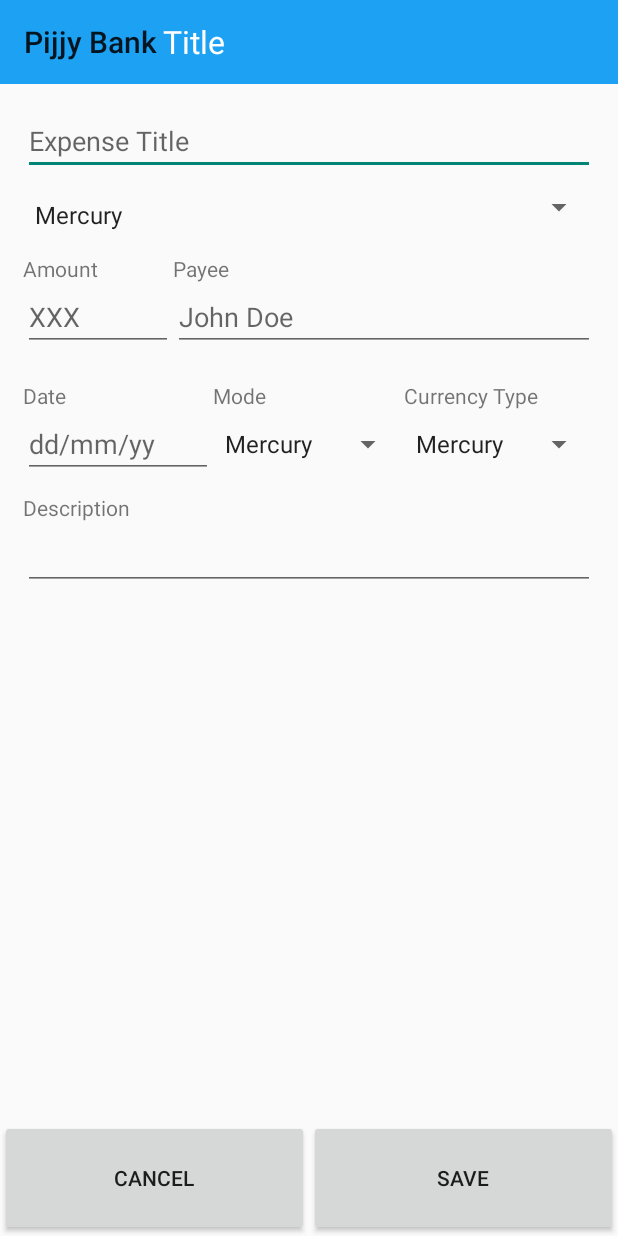
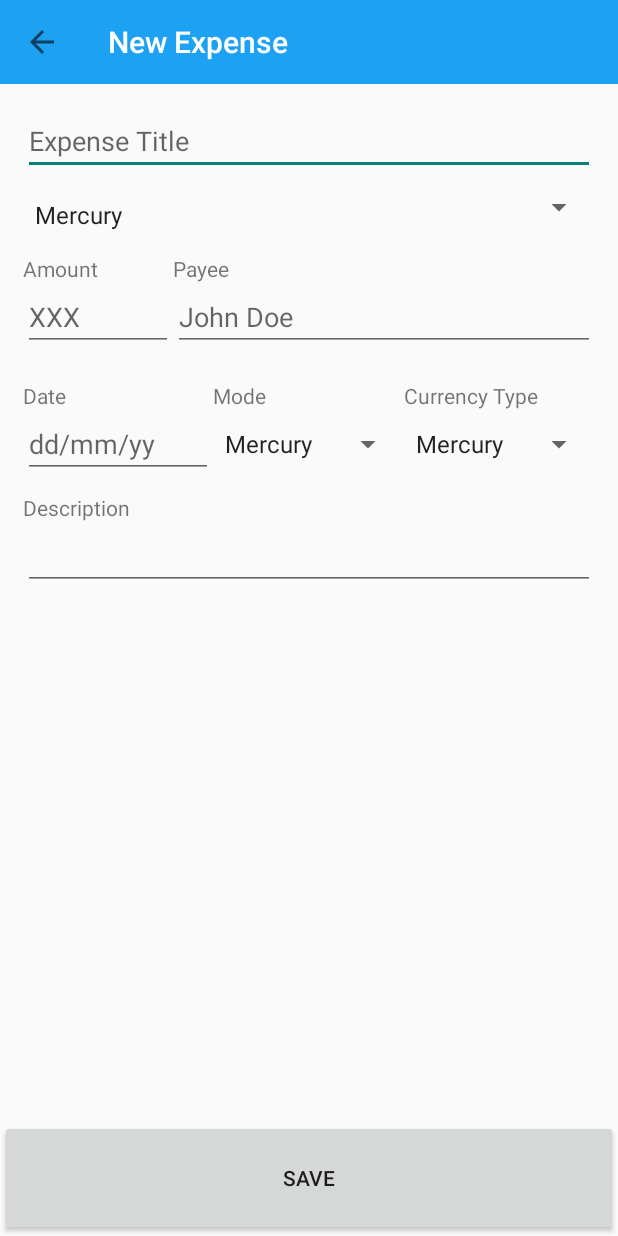
Before and after one commit to jashgopani/PijjyBank, an Android app: the AddExpenseActivity screen opened directly, with no data from a screen before it, on a phone screen of 412 x 824 dp. Run offline under Robolectric (Android 15) with nearby library versions, the phone set to English and light mode, and no system bars; our stand-ins replace Firebase (no records; nobody signed in at launch, a user with empty details on screens opened directly).

```diff
--- a/app/src/main/java/com/example/android/pijjybank/AddExpenseActivity.java
+++ b/app/src/main/java/com/example/android/pijjybank/AddExpenseActivity.java
@@ -8,57 +8,66 @@ import android.view.View;
 import android.widget.ArrayAdapter;
 import android.widget.Button;
 import android.widget.Spinner;
-import android.widget.TextView;
 
-import com.google.firebase.auth.FirebaseAuth;
+import com.google.firebase.database.DatabaseReference;
+import com.google.firebase.database.FirebaseDatabase;
 
 public class AddExpenseActivity extends AppCompatActivity {
-    FirebaseAuth firebaseAuth;
-    private TextView appbarTitle;
-    private Button cancel;
+    DatabaseReference database;
+    Button save;
     private Spinner category, mode, currencyType;
-
+    static int count;
     @Override
     protected void onCreate(Bundle savedInstanceState) {
+        count=0;
         super.onCreate(savedInstanceState);
         setContentView(R.layout.activity_add_expense);
 
         Toolbar toolbar = findViewById(R.id.addexpense_appbar);
         setSupportActionBar(toolbar);
+        getSupportActionBar().setDisplayHomeAsUpEnabled(true);
+        getSupportActionBar().setDisplayShowHomeEnabled(true);
 
         //spinner wala stuff
         category = (Spinner) findViewById(R.id.expenseCategory);
-        // Create an ArrayAdapter using the string array and a default spinner layout
-        ArrayAdapter<CharSequence> adapter1 = ArrayAdapter.createFromResource(this,R.array.expenseCategory_array, android.R.layout.simple_spinner_item);
-        // Specify the layout to use when the list of choices appears
-        adapter1.setDropDownViewResource(android.R.layout.simple_spinner_dropdown_item);
-        // Apply the adapter to the spinner
-        category.setAdapter(adapter1);
+        ArrayAdapter<CharSequence> adapter1 = ArrayAdapter.createFromResource(this,R.array.expenseCategory_array, android.R.layout.simple_spinner_item);// Create an ArrayAdapter using the string array and a default spinner layout
+        adapter1.setDropDownViewResource(android.R.layout.simple_spinner_dropdown_item);// Specify the layout to use when the list of choices appears
+        category.setAdapter(adapter1);// Apply the adapter to the spinner
+
 
         mode = (Spinner) findViewById(R.id.expenseMode);
-        // Create an ArrayAdapter using the string array and a default spinner layout
         ArrayAdapter<CharSequence> adapter2 = ArrayAdapter.createFromResource(this,R.array.expenseCategory_array, android.R.layout.simple_spinner_item);
-        // Specify the layout to use when the list of choices appears
         adapter2.setDropDownViewResource(android.R.layout.simple_spinner_dropdown_item);
-        // Apply the adapter to the spinner
         mode.setAdapter(adapter2);
 
         currencyType = (Spinner) findViewById(R.id.expenseCurrency);
-        // Create an ArrayAdapter using the string array and a default spinner layout
         ArrayAdapter<CharSequence> adapter3 = ArrayAdapter.createFromResource(this,R.array.expenseCategory_array, android.R.layout.simple_spinner_item);
-        // Specify the layout to use when the list of choices appears
         adapter3.setDropDownViewResource(android.R.layout.simple_spinner_dropdown_item);
-        // Apply the adapter to the spinner
         currencyType.setAdapter(adapter3);
 
-        //button events
-        cancel = (Button) findViewById(R.id.cancel_button);
-        cancel.setOnClickListener(new View.OnClickListener() {
+        database = FirebaseDatabase.getInstance().getReference("https://pijjy-bank.firebaseio.com/");
+
+
+        save=(Button)findViewById(R.id.save_button);
+        save.setOnClickListener(new View.OnClickListener() {
             @Override
             public void onClick(View v) {
-                finish();
-                startActivity(new Intent(AddExpenseActivity.this, PayrollActivity.class));
+
             }
         });
+
+    }
+
+    @Override
+    public boolean onSupportNavigateUp() {
+        finish();
+        startActivity(new Intent(AddExpenseActivity.this, PayrollActivity.class));
+        return true;
+    }
+
+    public void onBackPressed() {
+        finish();
+        startActivity(new Intent(AddExpenseActivity.this, PayrollActivity.class));
+        super.onBackPressed();
     }
 }
--- a/app/src/main/res/layout/activity_add_expense.xml
+++ b/app/src/main/res/layout/activity_add_expense.xml
@@ -16,21 +16,11 @@
         android:drawSelectorOnTop="true"
         android:theme="@style/customToolbar"
         app:popupTheme="@style/customPopup"
+        app:title="New Expense"
+        app:titleTextColor="#ffffff"
         app:theme="@style/customToolbar"
         tools:layout_editor_absoluteX="0dp"
         tools:layout_editor_absoluteY="0dp">
-
-        <TextView
-            android:id="@+id/appbarTitle"
-            android:layout_width="wrap_content"
-            android:layout_height="match_parent"
-            android:layout_margin="0px"
-            android:fontFamily="sans-serif"
-            android:gravity="center_vertical"
-            android:text="Title"
-            android:textColor="@android:color/white"
-            android:textSize="21sp"
-            app:fontFamily="sans-serif" />
 
     </android.support.v7.widget.Toolbar>
 <!--main wala layout-->
@@ -191,15 +181,6 @@
 
         <Button
             android:layout_margin="0dp"
-            android:id="@+id/cancel_button"
-            android:layout_width="0dp"
-            android:layout_height="match_parent"
-            android:layout_gravity="bottom"
-            android:layout_weight="1"
-            android:text="Cancel" />
-
-        <Button
-            android:layout_margin="0dp"
             android:id="@+id/save_button"
             android:layout_width="0dp"
             android:layout_height="match_parent"
--- a/app/src/main/res/layout/list_item.xml
+++ b/app/src/main/res/layout/list_item.xml
@@ -13,9 +13,10 @@
         android:orientation="horizontal">
 
         <ImageView
+            android:layout_margin="5dp"
             android:id="@+id/category_image_view"
-            android:layout_width="88dp"
-            android:layout_height="88dp"
+            android:layout_width="70dp"
+            android:layout_height="70dp"
             android:src="@drawable/ic_baseline_insert_photo_24px" />
 
         <LinearLayout
--- a/app/src/main/res/values/styles.xml
+++ b/app/src/main/res/values/styles.xml
@@ -2,6 +2,7 @@
 
     <!-- Base application theme. -->
     <style name="AppTheme" parent="Base.Theme.AppCompat.Light.DarkActionBar">
+        <item name="android:textColorPrimary">#ffffff</item>
         <item name="coordinatorLayoutStyle">@style/Widget.Design.CoordinatorLayout</item>
         <item name="cardViewStyle">@style/CardView.Light</item>
     </style>
@@ -11,6 +12,8 @@
     <style name="customToolbar" parent="Theme.AppCompat.Light.NoActionBar">
         <!-- Customize your theme here. -->
         <item name="android:background">@color/colorPrimary</item>
+        <item name="android:textColorPrimary">#ffffff</item>
+        <item name="android:actionMenuTextColor">#ffffff</item>
         <item name="android:colorPrimaryDark">@color/colorPrimaryDark</item>
         <item name="android:colorAccent">@color/colorAccent1</item>
         <item name="colorAccent">@color/colorAccent1</item>
@@ -28,6 +31,7 @@
     </style>
 
     <style name="AppTheme.NoActionBar">
+        <item name="android:textColorPrimary">#ffffff</item>
         <item name="coordinatorLayoutStyle">@style/Widget.Design.CoordinatorLayout</item>
         <item name="cardViewStyle">@style/CardView</item>
     </style>
```
Also changed, not shown: app/src/main/java/com/example/android/pijjybank/PayrollActivity.java (+8 -2 lines), app/src/main/res/layout/activity_payroll.xml (+2 -11 lines).
